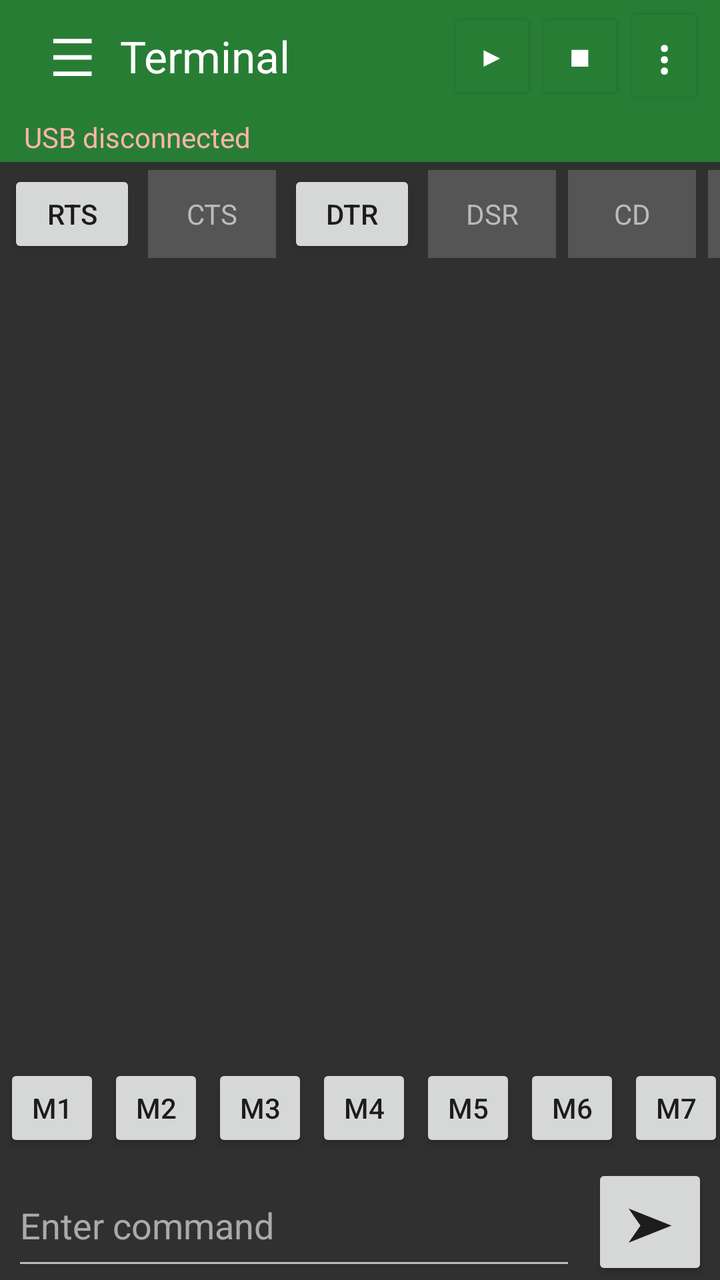
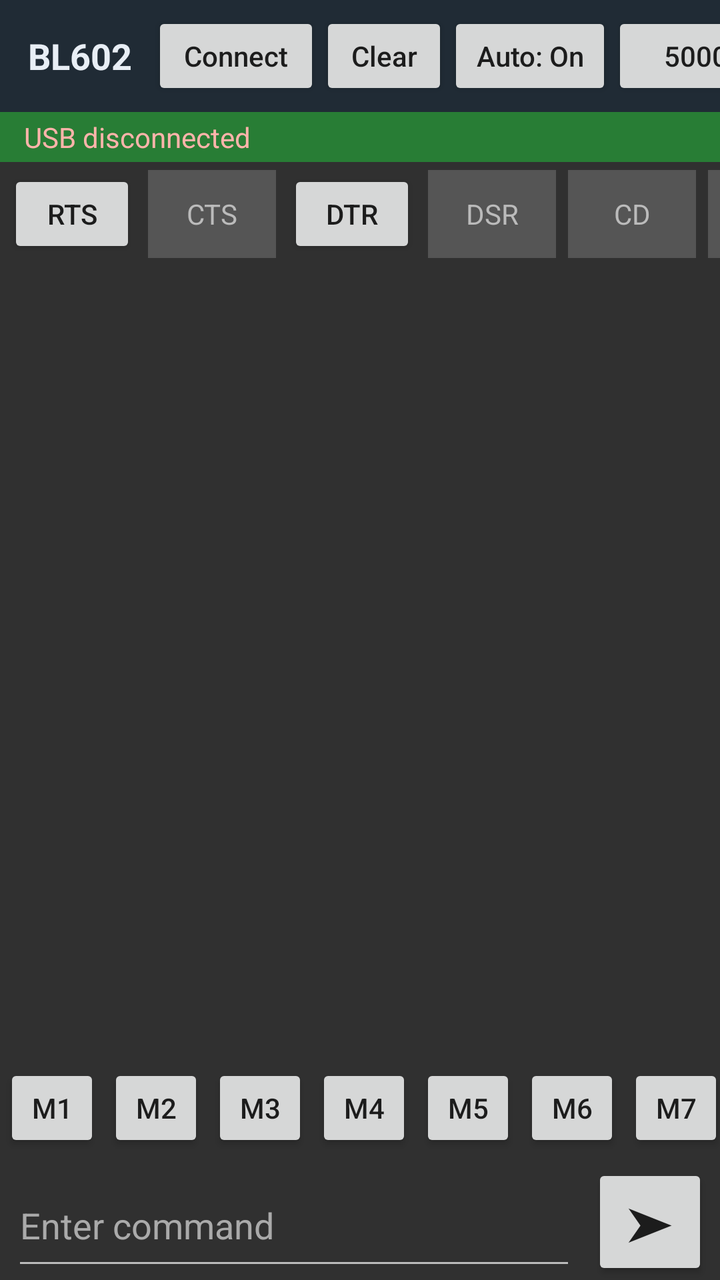

The first picture is an Android layout as it rendered before a commit; the second is the same layout after the commit. The layout source and the unified diff follow.
<!-- AndroidManifest.xml: application theme android:Theme.Material.Light.NoActionBar -->
<!-- res/layout/activity_main.xml -->
<?xml version="1.0" encoding="utf-8"?>
<LinearLayout xmlns:android="http://schemas.android.com/apk/res/android"
    android:orientation="vertical" android:background="#303030"
    android:layout_width="match_parent" android:layout_height="match_parent">

    <LinearLayout android:orientation="horizontal" android:gravity="center_vertical"
        android:background="#287D35" android:paddingLeft="12dp" android:paddingRight="8dp"
        android:layout_width="match_parent" android:layout_height="56dp">
        <TextView android:id="@+id/title" android:text="☰" android:textColor="#FFFFFF"
            android:textSize="26sp" android:gravity="center" android:layout_width="48dp" android:layout_height="match_parent"/>
        <TextView android:text="Terminal" android:textColor="#FFFFFF" android:textSize="22sp"
            android:layout_width="0dp" android:layout_weight="1" android:layout_height="wrap_content"/>
        <Button android:id="@+id/connect" android:text="▶" android:textColor="#FFFFFF"
            android:backgroundTint="#287D35" android:minWidth="44dp" android:layout_width="wrap_content" android:layout_height="wrap_content"/>
        <Button android:id="@+id/disconnect" android:text="■" android:textColor="#FFFFFF"
            android:backgroundTint="#287D35" android:minWidth="44dp" android:layout_width="wrap_content" android:layout_height="wrap_content"/>
        <Button android:id="@+id/menu" android:text="⋮" android:textColor="#FFFFFF"
            android:textSize="24sp" android:backgroundTint="#287D35" android:minWidth="40dp" android:layout_width="wrap_content" android:layout_height="wrap_content"/>
    </LinearLayout>

    <TextView android:id="@+id/status" android:text="USB disconnected" android:textColor="#FFB4AB"
        android:paddingLeft="12dp" android:paddingTop="3dp" android:paddingBottom="3dp"
        android:background="#287D35" android:layout_width="match_parent" android:layout_height="wrap_content"/>

    <HorizontalScrollView android:scrollbars="none" android:background="#303030"
        android:layout_width="match_parent" android:layout_height="52dp">
        <LinearLayout android:orientation="horizontal" android:gravity="center_vertical"
            android:paddingLeft="4dp" android:paddingRight="4dp"
            android:layout_width="wrap_content" android:layout_height="match_parent">
            <Button android:id="@+id/rts" android:text="RTS" android:layout_width="64dp" android:layout_height="44dp" android:layout_marginRight="6dp"/>
            <TextView android:id="@+id/cts" android:text="CTS" android:textColor="#BBBBBB" android:gravity="center" android:background="#555555" android:layout_width="64dp" android:layout_height="44dp" android:layout_marginRight="6dp"/>
            <Button android:id="@+id/dtr" android:text="DTR" android:layout_width="64dp" android:layout_height="44dp" android:layout_marginRight="6dp"/>
            <TextView android:id="@+id/dsr" android:text="DSR" android:textColor="#BBBBBB" android:gravity="center" android:background="#555555" android:layout_width="64dp" android:layout_height="44dp" android:layout_marginRight="6dp"/>
            <TextView android:id="@+id/cd" android:text="CD" android:textColor="#BBBBBB" android:gravity="center" android:background="#555555" android:layout_width="64dp" android:layout_height="44dp" android:layout_marginRight="6dp"/>
            <TextView android:id="@+id/ri" android:text="RI" android:textColor="#BBBBBB" android:gravity="center" android:background="#555555" android:layout_width="64dp" android:layout_height="44dp"/>
        </LinearLayout>
    </HorizontalScrollView>

    <ScrollView android:id="@+id/flashPanel" android:visibility="gone"
        android:layout_width="match_parent" android:layout_height="0dp" android:layout_weight="1">
        <LinearLayout android:orientation="vertical" android:padding="12dp" android:layout_width="match_parent" android:layout_height="wrap_content">
            <TextView android:text="BL602 firmware images" android:textColor="#FFFFFF" android:textStyle="bold" android:paddingTop="8dp" android:layout_width="match_parent" android:layout_height="wrap_content"/>
            <Button android:id="@+id/pickFirmware" android:text="Select BIN file(s)" android:layout_width="match_parent" android:layout_height="wrap_content"/>
            <TextView android:id="@+id/firmwareList" android:text="No firmware selected" android:textColor="#FFFFFF" android:padding="8dp" android:layout_width="match_parent" android:layout_height="wrap_content"/>
            <TextView android:text="Flash address assignment is not available yet." android:textColor="#CCCCCC" android:textSize="12sp" android:layout_width="match_parent" android:layout_height="wrap_content"/>
            <Button android:id="@+id/startFlash" android:text="FLASH BL602" android:layout_width="match_parent" android:layout_height="wrap_content"/>
            <ProgressBar android:id="@+id/progress" style="?android:attr/progressBarStyleHorizontal" android:max="100" android:progress="0" android:layout_width="match_parent" android:layout_height="wrap_content"/>
            <TextView android:id="@+id/flashLog" android:text="Flash log" android:textColor="#FFFFFF" android:padding="8dp" android:textIsSelectable="true" android:layout_width="match_parent" android:layout_height="wrap_content"/>
        </LinearLayout>
    </ScrollView>

    <LinearLayout android:id="@+id/monitorPanel" android:orientation="vertical"
        android:layout_width="match_parent" android:layout_height="0dp" android:layout_weight="1">
        <ScrollView android:id="@+id/terminalScroll" android:fillViewport="true" android:background="#303030"
            android:scrollbars="vertical" android:fadeScrollbars="false"
            android:layout_width="match_parent" android:layout_height="0dp" android:layout_weight="1">
            <TextView android:id="@+id/terminal" android:textColor="#E0E0E0" android:typeface="monospace"
                android:textSize="13sp" android:padding="8dp" android:textIsSelectable="true"
                android:gravity="top|start" android:layout_width="match_parent" android:layout_height="wrap_content"/>
        </ScrollView>
        <HorizontalScrollView android:scrollbars="none" android:layout_width="match_parent" android:layout_height="56dp">
            <LinearLayout android:id="@+id/shortcutRow" android:orientation="horizontal" android:gravity="center_vertical"
                android:layout_width="wrap_content" android:layout_height="match_parent">
                <Button android:id="@+id/m1" android:text="M1" android:layout_width="48dp" android:layout_height="44dp" android:layout_margin="2dp"/>
                <Button android:id="@+id/m2" android:text="M2" android:layout_width="48dp" android:layout_height="44dp" android:layout_margin="2dp"/>
                <Button android:id="@+id/m3" android:text="M3" android:layout_width="48dp" android:layout_height="44dp" android:layout_margin="2dp"/>
                <Button android:id="@+id/m4" android:text="M4" android:layout_width="48dp" android:layout_height="44dp" android:layout_margin="2dp"/>
                <Button android:id="@+id/m5" android:text="M5" android:layout_width="48dp" android:layout_height="44dp" android:layout_margin="2dp"/>
                <Button android:id="@+id/m6" android:text="M6" android:layout_width="48dp" android:layout_height="44dp" android:layout_margin="2dp"/>
                <Button android:id="@+id/m7" android:text="M7" android:layout_width="48dp" android:layout_height="44dp" android:layout_margin="2dp"/>
            </LinearLayout>
        </HorizontalScrollView>
        <LinearLayout android:orientation="horizontal" android:gravity="center_vertical"
            android:paddingLeft="6dp" android:paddingRight="6dp"
            android:layout_width="match_parent" android:layout_height="58dp">
            <EditText android:id="@+id/sendText" android:hint="Enter command" android:textColor="#FFFFFF"
                android:textColorHint="#AAAAAA" android:singleLine="true" android:backgroundTint="#BBBBBB"
                android:imeOptions="actionSend" android:layout_width="0dp" android:layout_weight="1" android:layout_height="match_parent"/>
            <Button android:id="@+id/send" android:text="➤" android:textSize="24sp"
                android:layout_width="58dp" android:layout_height="match_parent" android:layout_marginLeft="8dp"/>
        </LinearLayout>
    </LinearLayout>

    <ScrollView android:id="@+id/settingsPanel" android:visibility="gone"
        android:layout_width="match_parent" android:layout_height="0dp" android:layout_weight="1">
        <LinearLayout android:orientation="vertical" android:padding="12dp" android:layout_width="match_parent" android:layout_height="wrap_content">
            <TextView android:text="UART settings" android:textColor="#FFFFFF" android:textStyle="bold" android:layout_width="match_parent" android:layout_height="wrap_content"/>
            <TextView android:text="Baud rate" android:textColor="#FFFFFF" android:paddingTop="8dp" android:layout_width="match_parent" android:layout_height="wrap_content"/>
            <Spinner android:id="@+id/baudPreset" android:layout_width="match_parent" android:layout_height="wrap_content"/>
            <EditText android:id="@+id/baudRate" android:visibility="gone" android:inputType="number" android:text="500000" android:hint="Custom baud rate" android:layout_width="match_parent" android:layout_height="wrap_content"/>
            <TextView android:text="Receive format" android:textColor="#FFFFFF" android:paddingTop="12dp" android:layout_width="match_parent" android:layout_height="wrap_content"/>
            <Spinner android:id="@+id/viewMode" android:layout_width="match_parent" android:layout_height="wrap_content"/>
            <TextView android:text="Transmit newline" android:textColor="#FFFFFF" android:paddingTop="12dp" android:layout_width="match_parent" android:layout_height="wrap_content"/>
            <Spinner android:id="@+id/newlineMode" android:layout_width="match_parent" android:layout_height="wrap_content"/>
            <TextView android:text="Data: 8 bits · Parity: none · Stop: 1" android:textColor="#FFFFFF" android:layout_width="match_parent" android:layout_height="wrap_content"/>
            <TextView android:text="Tap RTS/DTR to toggle output lines. CTS/DSR/CD/RI are status indicators." android:textColor="#CCCCCC" android:textStyle="bold" android:paddingTop="12dp" android:layout_width="match_parent" android:layout_height="wrap_content"/>
            <Button android:id="@+id/backToTerminal" android:text="Back to terminal" android:layout_width="match_parent" android:layout_height="wrap_content"/>
            <TextView android:text="Manual reset: hold BOOT, pulse RESET, release RESET, then release BOOT. Wiring varies by board." android:textColor="#CCCCCC" android:textSize="12sp" android:padding="8dp" android:layout_width="match_parent" android:layout_height="wrap_content"/>
        </LinearLayout>
    </ScrollView>
</LinearLayout>
<!-- resources referenced by this layout -->
<resources>

</resources>

<!-- the commit's change to res/layout/activity_main.xml (unified diff, before → after) -->
@@ -3,20 +3,27 @@
     android:orientation="vertical" android:background="#303030"
     android:layout_width="match_parent" android:layout_height="match_parent">
 
-    <LinearLayout android:orientation="horizontal" android:gravity="center_vertical"
-        android:background="#287D35" android:paddingLeft="12dp" android:paddingRight="8dp"
-        android:layout_width="match_parent" android:layout_height="56dp">
-        <TextView android:id="@+id/title" android:text="☰" android:textColor="#FFFFFF"
-            android:textSize="26sp" android:gravity="center" android:layout_width="48dp" android:layout_height="match_parent"/>
-        <TextView android:text="Terminal" android:textColor="#FFFFFF" android:textSize="22sp"
-            android:layout_width="0dp" android:layout_weight="1" android:layout_height="wrap_content"/>
-        <Button android:id="@+id/connect" android:text="▶" android:textColor="#FFFFFF"
-            android:backgroundTint="#287D35" android:minWidth="44dp" android:layout_width="wrap_content" android:layout_height="wrap_content"/>
-        <Button android:id="@+id/disconnect" android:text="■" android:textColor="#FFFFFF"
-            android:backgroundTint="#287D35" android:minWidth="44dp" android:layout_width="wrap_content" android:layout_height="wrap_content"/>
-        <Button android:id="@+id/menu" android:text="⋮" android:textColor="#FFFFFF"
-            android:textSize="24sp" android:backgroundTint="#287D35" android:minWidth="40dp" android:layout_width="wrap_content" android:layout_height="wrap_content"/>
-    </LinearLayout>
+    <HorizontalScrollView android:scrollbars="none" android:fillViewport="true"
+        android:background="#202B35" android:layout_width="match_parent" android:layout_height="56dp">
+        <LinearLayout android:orientation="horizontal" android:gravity="center_vertical"
+            android:paddingLeft="8dp" android:paddingRight="8dp"
+            android:layout_width="wrap_content" android:layout_height="match_parent">
+            <TextView android:text="BL602" android:textColor="#E8EEF5" android:textStyle="bold"
+                android:textSize="18sp" android:gravity="center_vertical"
+                android:paddingLeft="6dp" android:paddingRight="10dp"
+                android:layout_width="wrap_content" android:layout_height="match_parent"/>
+            <Button android:id="@+id/connect" android:text="Connect" android:textAllCaps="false"
+                android:minWidth="84dp" android:layout_width="wrap_content" android:layout_height="44dp"/>
+            <Button android:id="@+id/clearTerminal" android:text="Clear" android:textAllCaps="false"
+                android:minWidth="64dp" android:layout_width="wrap_content" android:layout_height="44dp"/>
+            <Button android:id="@+id/autoScroll" android:text="Auto: On" android:textAllCaps="false"
+                android:minWidth="82dp" android:layout_width="wrap_content" android:layout_height="44dp"/>
+            <Button android:id="@+id/baudControl" android:text="500000" android:textAllCaps="false"
+                android:minWidth="100dp" android:layout_width="wrap_content" android:layout_height="44dp"/>
+            <Button android:id="@+id/menu" android:text="More" android:textAllCaps="false"
+                android:minWidth="54dp" android:layout_width="wrap_content" android:layout_height="44dp"/>
+        </LinearLayout>
+    </HorizontalScrollView>
 
     <TextView android:id="@+id/status" android:text="USB disconnected" android:textColor="#FFB4AB"
         android:paddingLeft="12dp" android:paddingTop="3dp" android:paddingBottom="3dp"
@@ -85,8 +92,7 @@
         android:layout_width="match_parent" android:layout_height="0dp" android:layout_weight="1">
         <LinearLayout android:orientation="vertical" android:padding="12dp" android:layout_width="match_parent" android:layout_height="wrap_content">
             <TextView android:text="UART settings" android:textColor="#FFFFFF" android:textStyle="bold" android:layout_width="match_parent" android:layout_height="wrap_content"/>
-            <TextView android:text="Baud rate" android:textColor="#FFFFFF" android:paddingTop="8dp" android:layout_width="match_parent" android:layout_height="wrap_content"/>
-            <Spinner android:id="@+id/baudPreset" android:layout_width="match_parent" android:layout_height="wrap_content"/>
+            <TextView android:text="Baud rate is selected from the top toolbar." android:textColor="#FFFFFF" android:paddingTop="8dp" android:layout_width="match_parent" android:layout_height="wrap_content"/>
             <EditText android:id="@+id/baudRate" android:visibility="gone" android:inputType="number" android:text="500000" android:hint="Custom baud rate" android:layout_width="match_parent" android:layout_height="wrap_content"/>
             <TextView android:text="Receive format" android:textColor="#FFFFFF" android:paddingTop="12dp" android:layout_width="match_parent" android:layout_height="wrap_content"/>
             <Spinner android:id="@+id/viewMode" android:layout_width="match_parent" android:layout_height="wrap_content"/>
